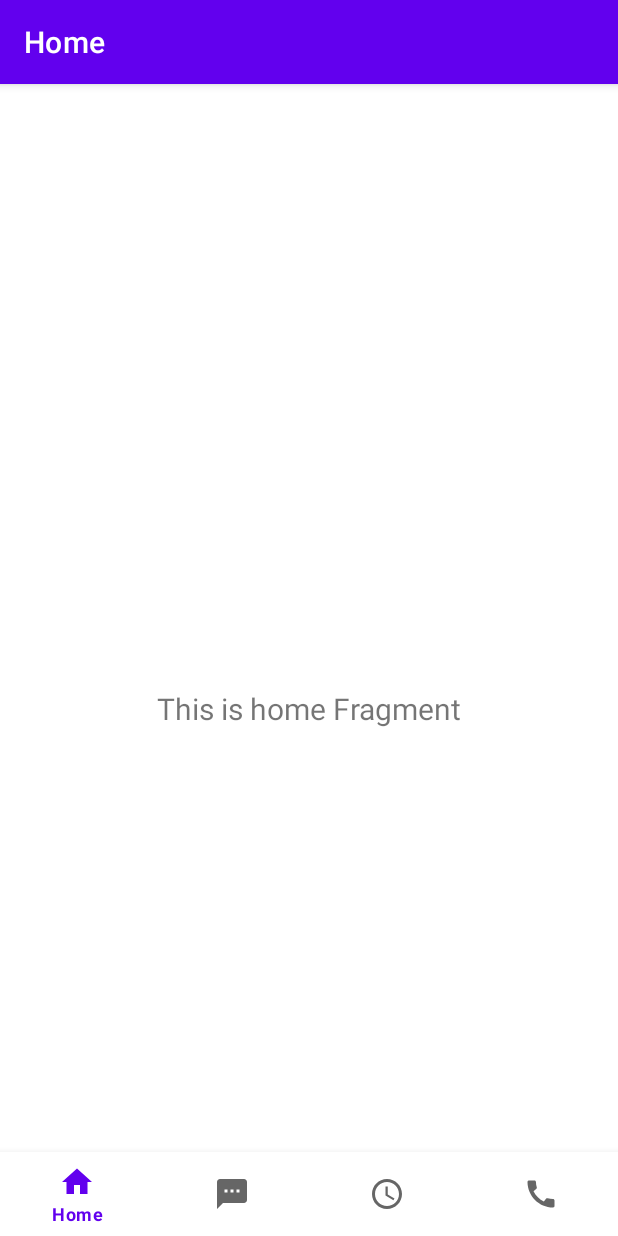
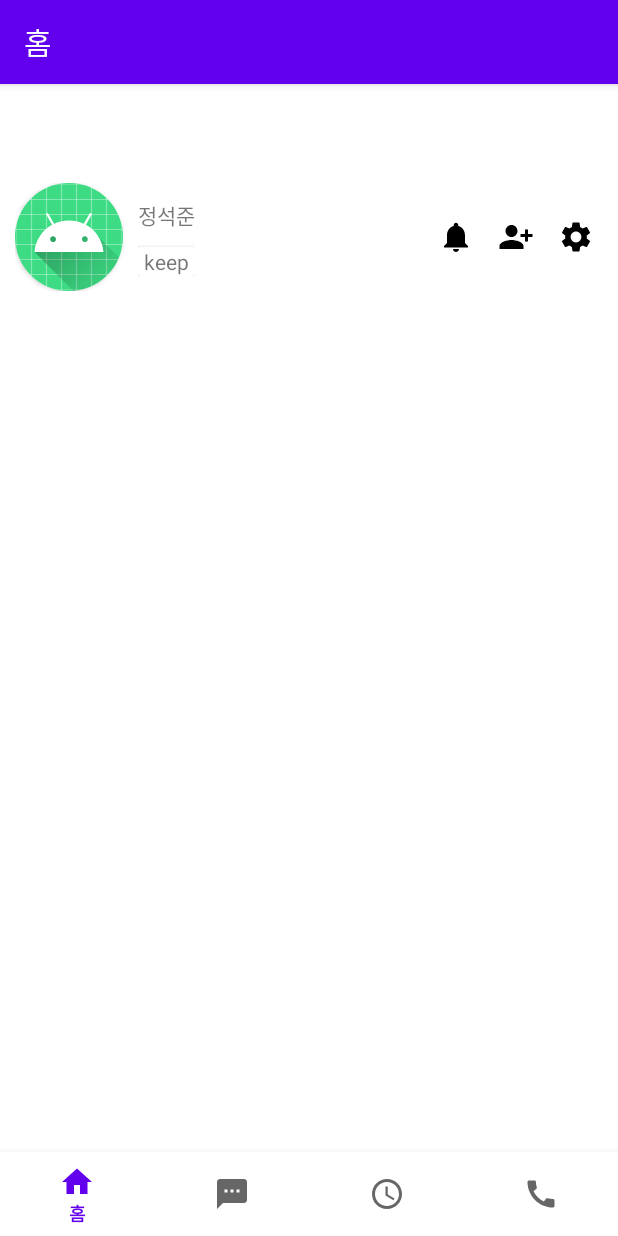
Before and after one commit to eshc123/LineCloneCoding, an Android app: the screen it shows after launch (MainActivity), on a phone screen of 412 x 824 dp. Run offline under Robolectric (Android 15) with nearby library versions, the phone set to English and light mode, and no system bars; our stand-ins replace navigation-ui; 2 statements that could not run were skipped.

Commit message:
add top layout in home

```diff
--- /dev/null
+++ b/app/src/main/res/drawable/ic_baseline_person_add_alt_1_24.xml
@@ -0,0 +1,5 @@
+<vector android:height="24dp" android:tint="#010000"
+    android:viewportHeight="24" android:viewportWidth="24"
+    android:width="24dp" xmlns:android="http://schemas.android.com/apk/res/android">
+    <path android:fillColor="@android:color/white" android:pathData="M13,8c0,-2.21 -1.79,-4 -4,-4S5,5.79 5,8s1.79,4 4,4S13,10.21 13,8zM15,10v2h3v3h2v-3h3v-2h-3V7h-2v3H15zM1,18v2h16v-2c0,-2.66 -5.33,-4 -8,-4S1,15.34 1,18z"/>
+</vector>
--- /dev/null
+++ b/app/src/main/res/drawable/ic_baseline_settings_24.xml
@@ -0,0 +1,5 @@
+<vector android:height="24dp" android:tint="#010000"
+    android:viewportHeight="24" android:viewportWidth="24"
+    android:width="24dp" xmlns:android="http://schemas.android.com/apk/res/android">
+    <path android:fillColor="@android:color/white" android:pathData="M19.14,12.94c0.04,-0.3 0.06,-0.61 0.06,-0.94c0,-0.32 -0.02,-0.64 -0.07,-0.94l2.03,-1.58c0.18,-0.14 0.23,-0.41 0.12,-0.61l-1.92,-3.32c-0.12,-0.22 -0.37,-0.29 -0.59,-0.22l-2.39,0.96c-0.5,-0.38 -1.03,-0.7 -1.62,-0.94L14.4,2.81c-0.04,-0.24 -0.24,-0.41 -0.48,-0.41h-3.84c-0.24,0 -0.43,0.17 -0.47,0.41L9.25,5.35C8.66,5.59 8.12,5.92 7.63,6.29L5.24,5.33c-0.22,-0.08 -0.47,0 -0.59,0.22L2.74,8.87C2.62,9.08 2.66,9.34 2.86,9.48l2.03,1.58C4.84,11.36 4.8,11.69 4.8,12s0.02,0.64 0.07,0.94l-2.03,1.58c-0.18,0.14 -0.23,0.41 -0.12,0.61l1.92,3.32c0.12,0.22 0.37,0.29 0.59,0.22l2.39,-0.96c0.5,0.38 1.03,0.7 1.62,0.94l0.36,2.54c0.05,0.24 0.24,0.41 0.48,0.41h3.84c0.24,0 0.44,-0.17 0.47,-0.41l0.36,-2.54c0.59,-0.24 1.13,-0.56 1.62,-0.94l2.39,0.96c0.22,0.08 0.47,0 0.59,-0.22l1.92,-3.32c0.12,-0.22 0.07,-0.47 -0.12,-0.61L19.14,12.94zM12,15.6c-1.98,0 -3.6,-1.62 -3.6,-3.6s1.62,-3.6 3.6,-3.6s3.6,1.62 3.6,3.6S13.98,15.6 12,15.6z"/>
+</vector>
--- a/app/src/main/res/layout/fragment_home.xml
+++ b/app/src/main/res/layout/fragment_home.xml
@@ -6,17 +6,96 @@
     android:layout_height="match_parent"
     tools:context=".ui.home.HomeFragment">
 
-    <TextView
-        android:id="@+id/text_home"
+    <androidx.constraintlayout.widget.ConstraintLayout
         android:layout_width="match_parent"
         android:layout_height="wrap_content"
-        android:layout_marginStart="8dp"
-        android:layout_marginTop="8dp"
-        android:layout_marginEnd="8dp"
-        android:textAlignment="center"
-        android:textSize="20sp"
-        app:layout_constraintBottom_toBottomOf="parent"
-        app:layout_constraintEnd_toEndOf="parent"
+        android:orientation="horizontal"
+        android:layout_marginStart="10dp"
+        android:layout_marginTop="10dp"
         app:layout_constraintStart_toStartOf="parent"
-        app:layout_constraintTop_toTopOf="parent" />
+        app:layout_constraintTop_toTopOf="parent">
+
+        <androidx.cardview.widget.CardView
+            android:id="@+id/myProfile"
+            android:layout_width="wrap_content"
+            android:layout_height="0dp"
+            android:layout_weight="1"
+            app:cardCornerRadius="36dp"
+            app:layout_constraintTop_toTopOf="parent"
+            app:layout_constraintStart_toStartOf="parent">
+
+            <ImageView
+                android:layout_width="wrap_content"
+                android:layout_height="wrap_content"
+                android:src="@mipmap/ic_launcher_round"
+                android:contentDescription="TODO" />
+
+        </androidx.cardview.widget.CardView>
+
+        <LinearLayout
+            android:layout_width="wrap_content"
+            android:layout_height="match_parent"
+            android:orientation="vertical"
+            android:layout_marginStart="10dp"
+            app:layout_constraintBottom_toBottomOf="parent"
+            app:layout_constraintStart_toEndOf="@+id/myProfile"
+            app:layout_constraintTop_toTopOf="parent">
+
+            <TextView
+                android:layout_width="wrap_content"
+                android:layout_height="0dp"
+                android:layout_weight="1"
+                android:text="정석준"
+                android:layout_marginBottom="5dp"/>
+
+            <androidx.cardview.widget.CardView
+                android:layout_width="match_parent"
+                android:layout_height="0dp"
+                android:layout_weight="1"
+                android:layout_gravity="center_horizontal"
+                android:layout_marginTop="5dp">
+
+                <TextView
+                    android:layout_width="match_parent"
+                    android:layout_height="wrap_content"
+                   android:gravity="center"
+                    android:text="keep" />
+
+            </androidx.cardview.widget.CardView>
+
+        </LinearLayout>
+
+        <ImageView
+            android:id="@+id/alarm"
+            android:layout_width="wrap_content"
+            android:layout_height="wrap_content"
+            android:contentDescription="TODO"
+            android:src="@drawable/ic_notifications_black_24dp"
+            android:layout_marginHorizontal="16dp"
+            app:layout_constraintBottom_toBottomOf="parent"
+            app:layout_constraintEnd_toStartOf="@+id/addFriend"
+            app:layout_constraintTop_toTopOf="parent" />
+
+        <ImageView
+            android:id="@+id/addFriend"
+            android:layout_width="wrap_content"
+            android:layout_height="wrap_content"
+            android:contentDescription="TODO"
+            android:src="@drawable/ic_baseline_person_add_alt_1_24"
+            android:layout_marginHorizontal="16dp"
+            app:layout_constraintBottom_toBottomOf="parent"
+            app:layout_constraintEnd_toStartOf="@+id/setting"
+            app:layout_constraintTop_toTopOf="parent" />
+
+        <ImageView
+            android:id="@+id/setting"
+            android:layout_width="wrap_content"
+            android:layout_height="wrap_content"
+            android:contentDescription="TODO"
+            android:src="@drawable/ic_baseline_settings_24"
+            android:layout_marginHorizontal="16dp"
+            app:layout_constraintBottom_toBottomOf="parent"
+            app:layout_constraintEnd_toEndOf="parent"
+            app:layout_constraintTop_toTopOf="parent" />
+    </androidx.constraintlayout.widget.ConstraintLayout>
 </androidx.constraintlayout.widget.ConstraintLayout>
--- a/app/src/main/res/values/strings.xml
+++ b/app/src/main/res/values/strings.xml
@@ -1,7 +1,7 @@
 <resources>
     <string name="app_name">Rine</string>
-    <string name="title_home">Home</string>
-    <string name="title_conversation">conversation</string>
-    <string name="title_timeline">Timeline</string>
-    <string name="title_call">Call</string>
+    <string name="title_home">홈</string>
+    <string name="title_conversation">대화</string>
+    <string name="title_timeline">타임라인</string>
+    <string name="title_call">통화</string>
 </resources>
```
